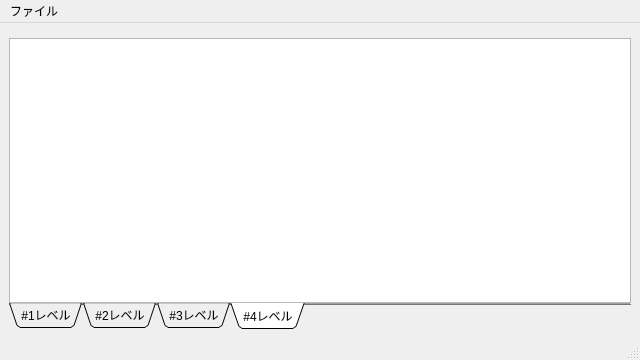
Before: the Qt Designer form app/ui/main_window.ui in tamaohome/mate-summary, drawn with Qt 5.
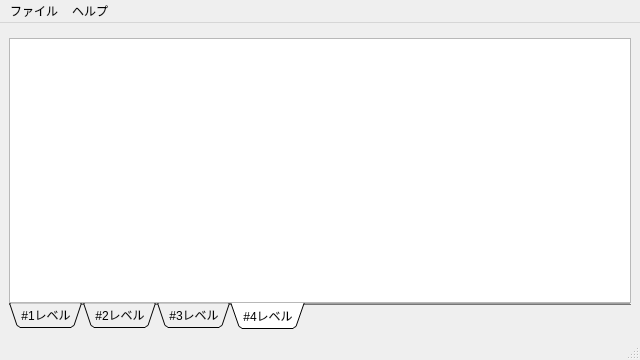
After: the same form once the commit is applied. Custom widgets are drawn as their Qt base class.

Commit message: ✨ feat(ui): メニューバーにバージョン情報を追加

The edit to the form file:
```diff
--- a/app/ui/main_window.ui
+++ b/app/ui/main_window.ui
@@ -180,7 +180,14 @@
     <addaction name="actionSaveAs"/>
     <addaction name="actionExit"/>
    </widget>
+   <widget class="QMenu" name="helpMenu">
+    <property name="title">
+     <string>ヘルプ</string>
+    </property>
+    <addaction name="actionShowVersion"/>
+   </widget>
    <addaction name="fileMenu"/>
+   <addaction name="helpMenu"/>
   </widget>
   <widget class="QStatusBar" name="statusbar"/>
   <action name="actionOpen">
```
Left out of the diff: 5 changed lines with no effect on the pictures. The commit also changes 3 other files.
